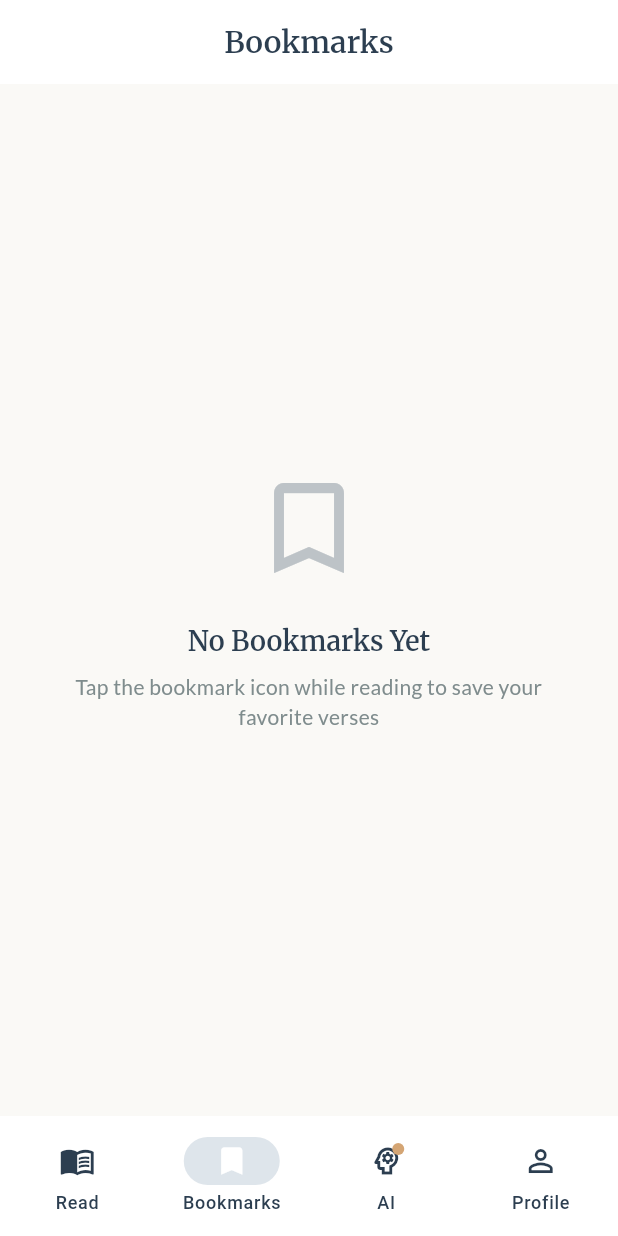
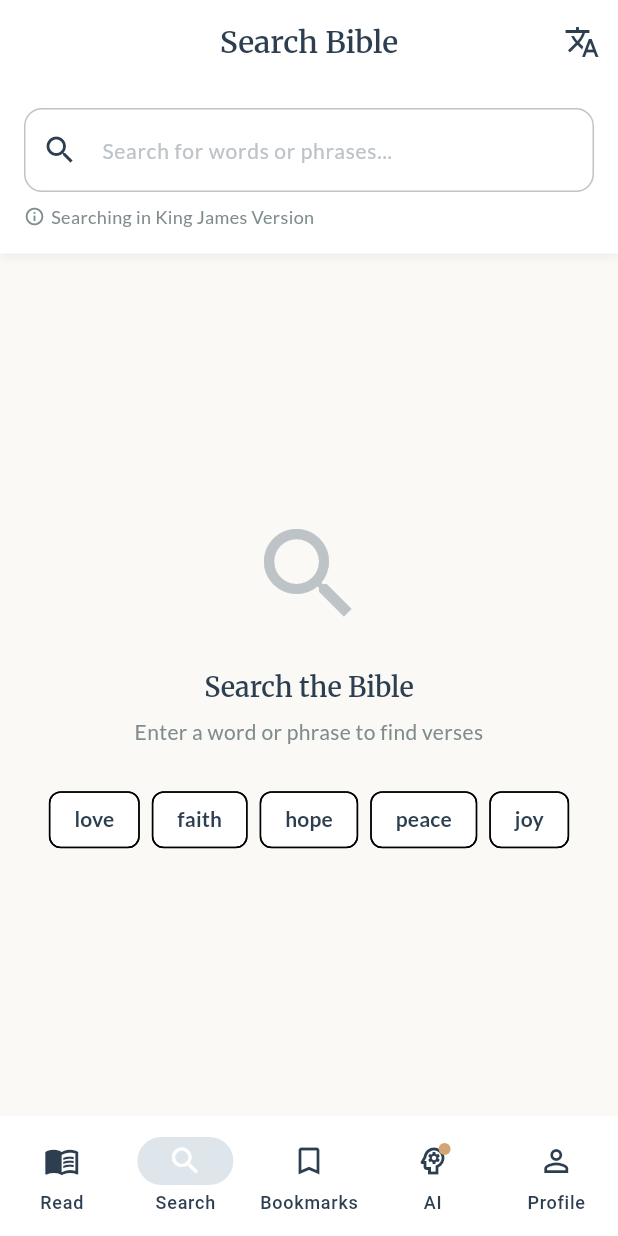
Before and after one commit to phcodesage/sage-bible-ai-flutter, a Flutter app: the MainNavigationScreen screen opened by its route, item 2 of the bottom bar chosen, on a phone screen of 412 x 824 dp. Run offline on Flutter 3.47's test engine with Material 3 defaults, Android fonts, the light colour scheme and no system bars; our stand-ins replace flutter_animate, flutter_riverpod, go_router, google_fonts, share_plus, shared_preferences; accounts and stored records are empty.

Commit message:
added: search functionality

```diff
--- a/lib/features/bible/providers/bible_provider.dart
+++ b/lib/features/bible/providers/bible_provider.dart
@@ -101,7 +101,7 @@
     return _repository.getChapterContent(state.data!, bookName, chapterNumber);
   }
 
-  /// Search verses
+  /// Search for verses containing the query
   List<SearchResult> search(String query) {
     if (state.data == null) return [];
     return _repository.search(state.data!, query);
--- a/lib/features/navigation/screens/main_navigation_screen.dart
+++ b/lib/features/navigation/screens/main_navigation_screen.dart
@@ -4,13 +4,15 @@
 import 'package:sagebible/features/auth/providers/auth_provider.dart';
 import 'package:sagebible/features/bible/screens/bible_books_screen.dart';
 import 'package:sagebible/features/bookmarks/screens/bookmarks_screen.dart';
+import 'package:sagebible/features/search/screens/search_screen.dart';
 import 'package:sagebible/features/ai/screens/ai_assistant_screen.dart';
 import 'package:sagebible/features/profile/screens/profile_screen.dart';
 
 /// Main Navigation Screen
 ///
-/// Bottom navigation with 4 tabs:
+/// Bottom navigation with 5 tabs:
 /// - Read Bible
+/// - Search
 /// - Bookmarks
 /// - AI Assistant (requires login)
 /// - Profile
@@ -27,6 +29,7 @@
   // Navigation screens
   final List<Widget> _screens = const [
     BibleBooksScreen(),
+    SearchScreen(),
     BookmarksScreen(),
     AIAssistantScreen(),
     ProfileScreen(),
@@ -45,8 +48,8 @@
       bottomNavigationBar: NavigationBar(
         selectedIndex: _currentIndex,
         onDestinationSelected: (index) {
-          // Check if trying to access AI without login
-          if (index == 2 && !isAuthenticated) {
+          // Check if trying to access AI without login (AI is now at index 3)
+          if (index == 3 && !isAuthenticated) {
             _showLoginRequiredDialog();
             return;
           }
@@ -62,6 +65,11 @@
             icon: Icon(Icons.menu_book_outlined),
             selectedIcon: Icon(Icons.menu_book_rounded),
             label: 'Read',
+          ),
+          const NavigationDestination(
+            icon: Icon(Icons.search_outlined),
+            selectedIcon: Icon(Icons.search_rounded),
+            label: 'Search',
           ),
           const NavigationDestination(
             icon: Icon(Icons.bookmark_outline),
--- /dev/null
+++ b/lib/features/search/screens/search_screen.dart
@@ -0,0 +1,535 @@
+import 'package:flutter/material.dart';
+import 'package:flutter_riverpod/flutter_riverpod.dart';
+import 'package:sagebible/core/constants/app_constants.dart';
+import 'package:sagebible/core/theme/app_theme.dart';
+import 'package:sagebible/features/bible/models/bible_models.dart';
+import 'package:sagebible/features/bible/providers/bible_provider.dart';
+import 'package:sagebible/features/bible/services/bible_repository.dart';
+import 'package:sagebible/features/bible/screens/bible_reader_screen.dart';
+
+/// Search Screen
+///
+/// Search for words or phrases across the entire Bible.
+class SearchScreen extends ConsumerStatefulWidget {
+  const SearchScreen({super.key});
+
+  @override
+  ConsumerState<SearchScreen> createState() => _SearchScreenState();
+}
+
+class _SearchScreenState extends ConsumerState<SearchScreen> {
+  final TextEditingController _searchController = TextEditingController();
+  List<SearchResult> _searchResults = [];
+  List<SearchResult> _allSearchResults = []; // Store all results before filtering
+  bool _isSearching = false;
+  String _lastQuery = '';
+  String? _selectedBook; // Selected book filter
+
+  @override
+  void dispose() {
+    _searchController.dispose();
+    super.dispose();
+  }
+
+  Future<void> _performSearch(String query) async {
+    if (query.trim().isEmpty) {
+      setState(() {
+        _searchResults = [];
+        _allSearchResults = [];
+        _lastQuery = '';
+        _selectedBook = null;
+      });
+      return;
+    }
+
+    setState(() {
+      _isSearching = true;
+      _lastQuery = query;
+    });
+
+    try {
+      final results = ref.read(bibleProvider.notifier).search(query);
+
+      if (mounted) {
+        setState(() {
+          _allSearchResults = results;
+          _searchResults = _filterResultsByBook(results);
+          _isSearching = false;
+        });
+      }
+    } catch (e) {
+      if (mounted) {
+        setState(() {
+          _isSearching = false;
+        });
+        ScaffoldMessenger.of(context).showSnackBar(
+          SnackBar(content: Text('Search error: $e')),
+        );
+      }
+    }
+  }
+
+  List<SearchResult> _filterResultsByBook(List<SearchResult> results) {
+    if (_selectedBook == null || _selectedBook == 'All Books') {
+      return results;
+    }
+    return results.where((r) => r.bookName == _selectedBook).toList();
+  }
+
+  void _applyBookFilter(String? bookName) {
+    setState(() {
+      _selectedBook = bookName;
+      _searchResults = _filterResultsByBook(_allSearchResults);
+    });
+  }
+
+  List<String> _getUniqueBooks() {
+    final books = _allSearchResults.map((r) => r.bookName).toSet().toList();
+    books.sort();
+    return ['All Books', ...books];
+  }
+
+  @override
+  Widget build(BuildContext context) {
+    final bibleState = ref.watch(bibleProvider);
+    final currentTranslation = bibleState.currentTranslation;
+
+    return Scaffold(
+      appBar: AppBar(
+        title: const Text('Search Bible'),
+        actions: [
+          // Translation selector
+          PopupMenuButton<BibleTranslation>(
+            icon: const Icon(Icons.translate),
+            tooltip: 'Change Translation',
+            onSelected: (translation) {
+              ref.read(bibleProvider.notifier).switchTranslation(translation);
+              // Re-search if there was a previous query
+              if (_lastQuery.isNotEmpty) {
+                _performSearch(_lastQuery);
+              }
+            },
+            itemBuilder: (context) => BibleTranslation.values.map((translation) {
+              final isCurrent = translation == currentTranslation;
+              return PopupMenuItem(
+                value: translation,
+                child: Row(
+                  children: [
+                    if (isCurrent)
+                      Icon(Icons.check, color: AppTheme.primaryColor, size: 20)
+                    else
+                      const SizedBox(width: 20),
+                    const SizedBox(width: 12),
+                    Text(
+                      translation.code,
+                      style: TextStyle(
+                        fontWeight: isCurrent ? FontWeight.bold : FontWeight.normal,
+                      ),
+                    ),
+                  ],
+                ),
+              );
+            }).toList(),
+          ),
+        ],
+      ),
+      body: Column(
+        children: [
+          // Search bar
+          Container(
+            padding: const EdgeInsets.all(AppConstants.paddingMedium),
+            decoration: BoxDecoration(
+              color: AppTheme.surfaceColor,
+              boxShadow: [
+                BoxShadow(
+                  color: Colors.black.withOpacity(0.05),
+                  blurRadius: 4,
+                  offset: const Offset(0, 2),
+                ),
+              ],
+            ),
+            child: Column(
+              crossAxisAlignment: CrossAxisAlignment.start,
+              children: [
+                TextField(
+                  controller: _searchController,
+                  decoration: InputDecoration(
+                    hintText: 'Search for words or phrases...',
+                    prefixIcon: const Icon(Icons.search),
+                    suffixIcon: _searchController.text.isNotEmpty
+                        ? IconButton(
+                            icon: const Icon(Icons.clear),
+                            onPressed: () {
+                              _searchController.clear();
+                              setState(() {
+                                _searchResults = [];
+                                _lastQuery = '';
+                              });
+                            },
+                          )
+                        : null,
+                    border: OutlineInputBorder(
+                      borderRadius: BorderRadius.circular(AppConstants.radiusMedium),
+                    ),
+                    filled: true,
+                    fillColor: Colors.white,
+                  ),
+                  onSubmitted: _performSearch,
+                  onChanged: (value) {
+                    setState(() {}); // Update to show/hide clear button
+                  },
+                ),
+                const SizedBox(height: 8),
+                Row(
+                  children: [
+                    Icon(
+                      Icons.info_outline,
+                      size: 14,
+                      color: AppTheme.textSecondary,
+                    ),
+                    const SizedBox(width: 4),
+                    Expanded(
+                      child: Text(
+                        'Searching in ${currentTranslation.label}',
+                        style: TextStyle(
+                          fontSize: 12,
+                          color: AppTheme.textSecondary,
+                        ),
+                      ),
+                    ),
+                  ],
+                ),
+              ],
+            ),
+          ),
+
+          // Results
+          Expanded(
+            child: _buildResultsView(),
+          ),
+        ],
+      ),
+    );
+  }
+
+  Widget _buildResultsView() {
+    if (_isSearching) {
+      return const Center(
+        child: Column(
+          mainAxisAlignment: MainAxisAlignment.center,
+          children: [
+            CircularProgressIndicator(),
+            SizedBox(height: 16),
+            Text('Searching...'),
+          ],
+        ),
+      );
+    }
+
+    if (_lastQuery.isEmpty) {
+      return Center(
+        child: Padding(
+          padding: const EdgeInsets.all(AppConstants.paddingLarge),
+          child: Column(
+            mainAxisAlignment: MainAxisAlignment.center,
+            children: [
+              Icon(
+                Icons.search,
+                size: 80,
+                color: AppTheme.textLight,
+              ),
+              const SizedBox(height: 24),
+              Text(
+                'Search the Bible',
+                style: Theme.of(context).textTheme.headlineSmall,
+              ),
+              const SizedBox(height: 8),
+              Text(
+                'Enter a word or phrase to find verses',
+                textAlign: TextAlign.center,
+                style: Theme.of(context).textTheme.bodyMedium?.copyWith(
+                  color: AppTheme.textSecondary,
+                ),
+              ),
+              const SizedBox(height: 24),
+              Wrap(
+                spacing: 8,
+                runSpacing: 8,
+                alignment: WrapAlignment.center,
+                children: [
+                  _buildSuggestionChip('love'),
+                  _buildSuggestionChip('faith'),
+                  _buildSuggestionChip('hope'),
+                  _buildSuggestionChip('peace'),
+                  _buildSuggestionChip('joy'),
+                ],
+              ),
+            ],
+          ),
+        ),
+      );
+    }
+
+    if (_searchResults.isEmpty) {
+      return Center(
+        child: Padding(
+          padding: const EdgeInsets.all(AppConstants.paddingLarge),
+          child: Column(
+            mainAxisAlignment: MainAxisAlignment.center,
+            children: [
+              Icon(
+                Icons.search_off,
+                size: 80,
+                color: AppTheme.textLight,
+              ),
+              const SizedBox(height: 24),
+              Text(
+                'No results found',
+                style: Theme.of(context).textTheme.headlineSmall,
+              ),
+              const SizedBox(height: 8),
+              Text(
+                'Try different keywords or check your spelling',
+                textAlign: TextAlign.center,
+                style: Theme.of(context).textTheme.bodyMedium?.copyWith(
+                  color: AppTheme.textSecondary,
+                ),
+              ),
+            ],
+          ),
+        ),
+      );
+    }
+
+    return Column(
+      children: [
+        // Results count and filter
+        Container(
+          padding: const EdgeInsets.symmetric(
+            horizontal: AppConstants.paddingMedium,
+            vertical: AppConstants.paddingSmall,
+          ),
+          color: AppTheme.primaryColor.withOpacity(0.1),
+          child: Row(
+            children: [
+              Icon(
+                Icons.check_circle_outline,
+                size: 16,
+                color: AppTheme.primaryColor,
+              ),
+              const SizedBox(width: 8),
+              Text(
+                '${_searchResults.length} ${_searchResults.length == 1 ? 'verse' : 'verses'}',
+                style: TextStyle(
+                  color: AppTheme.primaryColor,
+                  fontWeight: FontWeight.w600,
+                ),
+              ),
+              if (_allSearchResults.length != _searchResults.length)
+                Text(
+                  ' (${_allSearchResults.length} total)',
+                  style: TextStyle(
+                    color: AppTheme.textSecondary,
+                    fontSize: 12,
+                  ),
+                ),
+              const Spacer(),
+              // Book filter dropdown
+              if (_allSearchResults.isNotEmpty)
+                PopupMenuButton<String>(
+                  icon: Row(
+                    mainAxisSize: MainAxisSize.min,
+                    children: [
+                      Icon(
+                        Icons.filter_list,
+                        size: 18,
+                        color: AppTheme.primaryColor,
+                      ),
+                      const SizedBox(width: 4),
+                      Text(
+                        _selectedBook ?? 'All',
+                        style: TextStyle(
+                          color: AppTheme.primaryColor,
+                          fontSize: 12,
+                          fontWeight: FontWeight.w600,
+                        ),
+                      ),
+                    ],
+                  ),
+                  tooltip: 'Filter by book',
+                  onSelected: _applyBookFilter,
+                  itemBuilder: (context) {
+                    final books = _getUniqueBooks();
+                    return books.map((book) {
+                      final isSelected = book == (_selectedBook ?? 'All Books');
+                      return PopupMenuItem(
+                        value: book,
+                        child: Row(
+                          children: [
+                            if (isSelected)
+                              Icon(Icons.check, size: 18, color: AppTheme.primaryColor)
+                            else
+                              const SizedBox(width: 18),
+                            const SizedBox(width: 8),
+                            Expanded(
+                              child: Text(
+                                book,
+                                style: TextStyle(
+                                  fontWeight: isSelected ? FontWeight.bold : FontWeight.normal,
+                                ),
+                              ),
+                            ),
+                          ],
+                        ),
+                      );
+                    }).toList();
+                  },
+                ),
+            ],
+          ),
+        ),
+
+        // Results list
+        Expanded(
+          child: ListView.builder(
+            padding: const EdgeInsets.all(AppConstants.paddingMedium),
+            itemCount: _searchResults.length,
+            itemBuilder: (context, index) {
+              return _buildResultCard(_searchResults[index]);
+            },
+          ),
+        ),
+      ],
+    );
+  }
+
+  Widget _buildSuggestionChip(String text) {
+    return ActionChip(
+      label: Text(text),
+      onPressed: () {
+        _searchController.text = text;
+        _performSearch(text);
+      },
+    );
+  }
+
+  Widget _buildResultCard(SearchResult result) {
+    // Highlight search term in text
+    final query = _lastQuery.toLowerCase();
+    final text = result.verseText;
+    final lowerText = text.toLowerCase();
+
+    return Card(
+      margin: const EdgeInsets.only(bottom: 12),
+      child: InkWell(
+        onTap: () {
+          Navigator.of(context).push(
+            MaterialPageRoute(
+              builder: (context) => BibleReaderScreen(
+                bookName: result.bookName,
+                chapterNumber: result.chapterNumber,
+                highlightVerse: result.verseNumber,
+              ),
+            ),
+          );
+        },
+        borderRadius: BorderRadius.circular(AppConstants.radiusMedium),
+        child: Padding(
+          padding: const EdgeInsets.all(AppConstants.paddingMedium),
+          child: Column(
+            crossAxisAlignment: CrossAxisAlignment.start,
+            children: [
+              // Reference
+              Row(
+                children: [
+                  Container(
+                    padding: const EdgeInsets.symmetric(
+                      horizontal: 8,
+                      vertical: 4,
+                    ),
+                    decoration: BoxDecoration(
+                      color: AppTheme.primaryColor,
+                      borderRadius: BorderRadius.circular(4),
+                    ),
+                    child: Text(
+                      result.reference,
+                      style: const TextStyle(
+                        color: Colors.white,
+                        fontSize: 12,
+                        fontWeight: FontWeight.bold,
+                      ),
+                    ),
+                  ),
+                  const Spacer(),
+                  Icon(
+                    Icons.arrow_forward_ios,
+                    size: 16,
+                    color: AppTheme.textSecondary,
+                  ),
+                ],
+              ),
+
+              const SizedBox(height: 12),
+
+              // Verse text with highlighted search term
+              RichText(
+                text: TextSpan(
+                  style: Theme.of(context).textTheme.bodyMedium?.copyWith(
+                    height: 1.6,
+                  ),
+                  children: _buildHighlightedText(text, query),
+                ),
+              ),
+            ],
+          ),
+        ),
+      ),
+    );
+  }
+
+  List<TextSpan> _buildHighlightedText(String text, String query) {
+    if (query.isEmpty) {
+      return [TextSpan(text: text)];
+    }
+
+    final spans = <TextSpan>[];
+    final lowerText = text.toLowerCase();
+    int start = 0;
+
+    while (true) {
+      final index = lowerText.indexOf(query, start);
+      if (index == -1) {
+        // Add remaining text
+        if (start < text.length) {
+          spans.add(TextSpan(
+            text: text.substring(start),
+            style: TextStyle(color: AppTheme.textPrimary),
+          ));
+        }
+        break;
+      }
+
+      // Add text before match
+      if (index > start) {
+        spans.add(TextSpan(
+          text: text.substring(start, index),
+          style: TextStyle(color: AppTheme.textPrimary),
+        ));
+      }
+
+      // Add highlighted match
+      spans.add(TextSpan(
+        text: text.substring(index, index + query.length),
+        style: TextStyle(
+          backgroundColor: AppTheme.accentColor.withOpacity(0.3),
+          fontWeight: FontWeight.bold,
+          color: AppTheme.primaryColor,
+        ),
+      ));
+
+      start = index + query.length;
+    }
+
+    return spans;
+  }
+}
```
Also changed, not shown: lib/features/bible/screens/bible_reader_screen.dart (+127 -8 lines).
